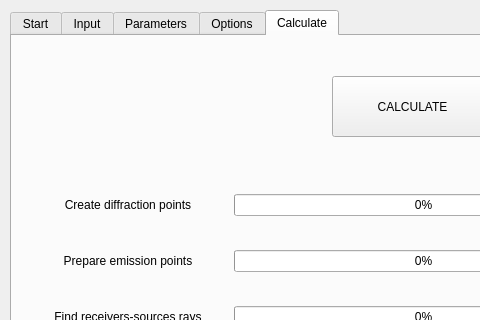
Above: tools/ui_CalculateNoiseLevels.ui from pierluigiderosa/openoise before the change; both pictures show x 0 to 480 and y 0 to 320 of the 848 by 611 pixel window. Below: the same form after it.
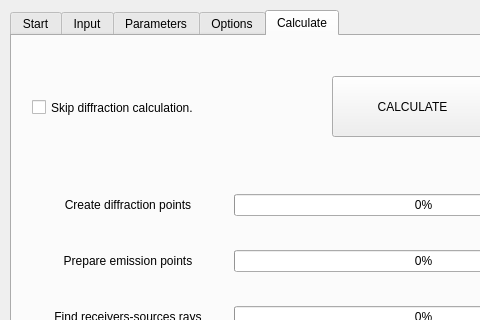
That is the form after the change. Custom widgets are drawn as their Qt base class.

Patch:
```diff
--- a/tools/ui_CalculateNoiseLevels.ui
+++ b/tools/ui_CalculateNoiseLevels.ui
@@ -1198,19 +1198,6 @@
       <enum>Qt::Horizontal</enum>
      </property>
     </widget>
-    <widget class="QCheckBox" name="skip_diffraction_checkBox">
-     <property name="geometry">
-      <rect>
-       <x>20</x>
-       <y>510</y>
-       <width>211</width>
-       <height>23</height>
-      </rect>
-     </property>
-     <property name="text">
-      <string>Skip diffraction calculation.</string>
-     </property>
-    </widget>
    </widget>
    <widget class="QWidget" name="tabCalculate">
     <attribute name="title">
@@ -1748,6 +1735,22 @@
       <set>Qt::AlignLeading|Qt::AlignLeft|Qt::AlignVCenter</set>
      </property>
     </widget>
+    <widget class="QCheckBox" name="skip_diffraction_checkBox">
+     <property name="geometry">
+      <rect>
+       <x>20</x>
+       <y>60</y>
+       <width>211</width>
+       <height>23</height>
+      </rect>
+     </property>
+     <property name="toolTip">
+      <string>&lt;html&gt;&lt;head/&gt;&lt;body&gt;&lt;p&gt;&lt;span style=&quot; font-weight:600;&quot;&gt;Reduces&lt;/span&gt; the calculation time with consequent&lt;span style=&quot; text-decoration: underline;&quot;&gt; loss of precision in sound levels estimates&lt;/span&gt;. &lt;/p&gt;&lt;/body&gt;&lt;/html&gt;</string>
+     </property>
+     <property name="text">
+      <string>Skip diffraction calculation.</string>
+     </property>
+    </widget>
    </widget>
   </widget>
  </widget>
```
